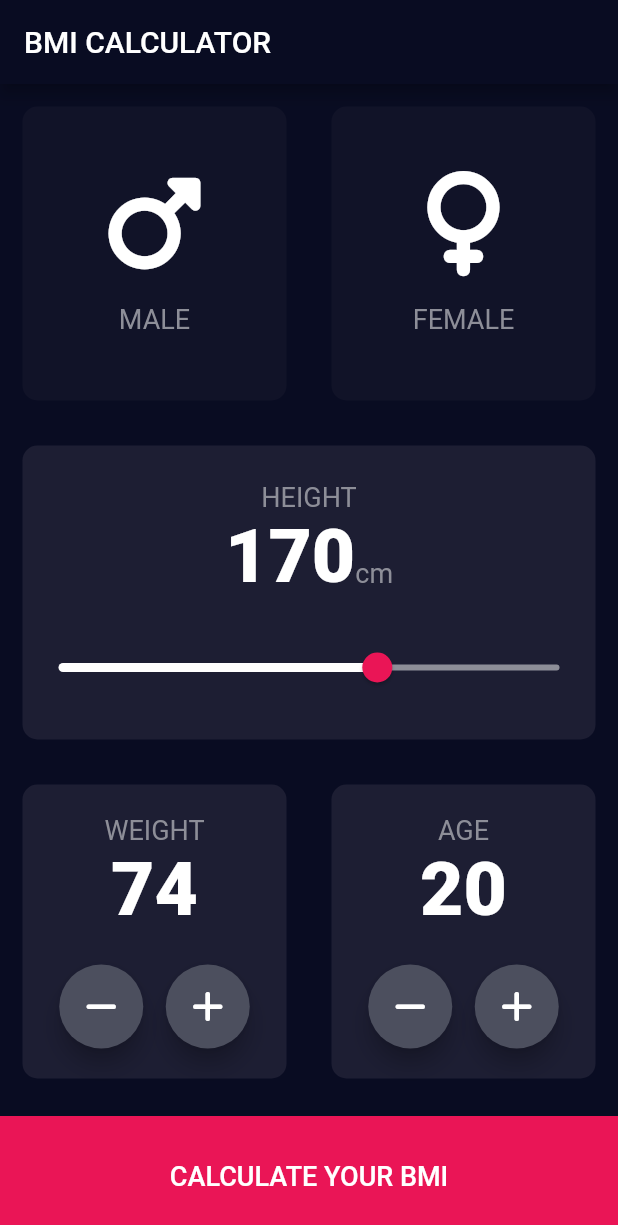
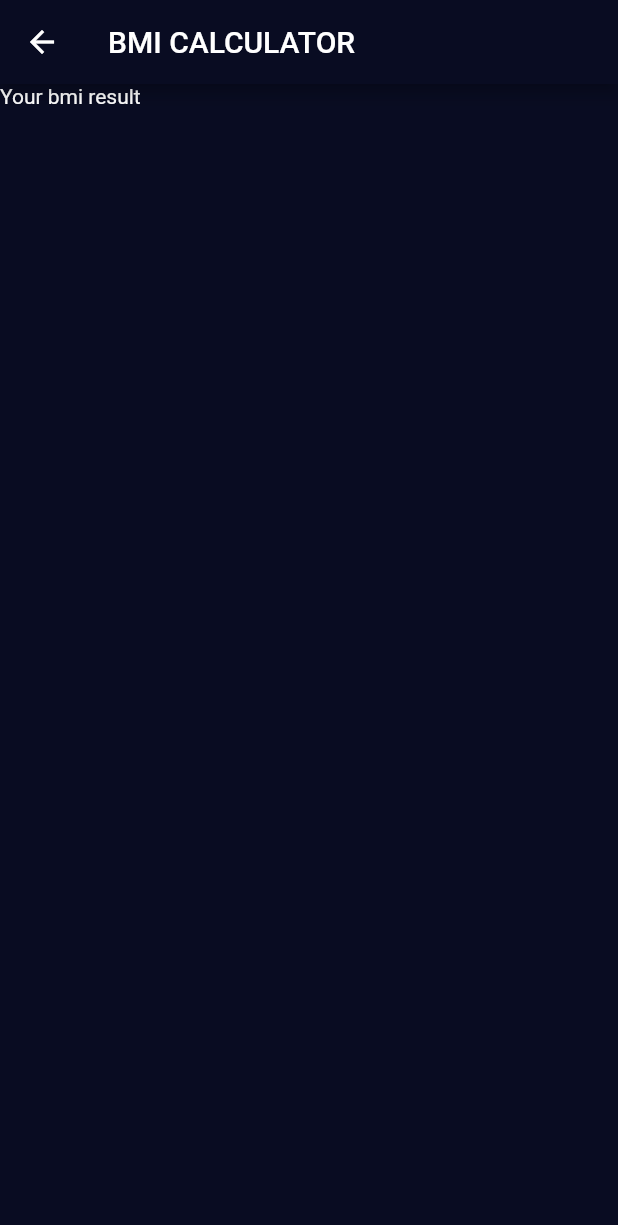
Before and after one commit to Flutter-Refs/bmi-calculator, a Flutter app: the screen it shows after launch, after a tap on "CALCULATE YOUR BMI", on a phone screen of 412 x 824 dp. Shown: the top 1225 px of the screen. Run offline on Flutter 3.47's test engine with Material 2 defaults, Android fonts, the phone set to English and light mode, and no system bars; our stand-ins replace font_awesome_flutter.

Commit message:
Added result page

```diff
--- a/lib/input_page.dart
+++ b/lib/input_page.dart
@@ -1,10 +1,10 @@
 // ignore_for_file: prefer_const_constructors, prefer_const_literals_to_create_immutables, must_be_immutable
 
-import 'package:bmi_calculator/circle_icon.dart';
 import 'package:bmi_calculator/constants.dart';
 import 'package:bmi_calculator/gender.dart';
 import 'package:bmi_calculator/gender_child_card.dart';
 import 'package:bmi_calculator/label_text.dart';
+import 'package:bmi_calculator/results_page.dart';
 import 'package:bmi_calculator/reusable_card.dart';
 import 'package:bmi_calculator/rounded_icon_button.dart';
 import 'package:flutter/material.dart';
@@ -43,7 +43,9 @@ class _InputPageState extends State<InputPage> {
                         selectedGender = Gender.male;
                       });
                     },
-                    colour: selectedGender == Gender.male ? kActiveCardColor : kInactiveCardColor,
+                    colour: selectedGender == Gender.male
+                        ? kActiveCardColor
+                        : kInactiveCardColor,
                     cardChild: GenderChildCard(
                       gender: Gender.male,
                     ),
@@ -56,7 +58,9 @@ class _InputPageState extends State<InputPage> {
                         selectedGender = Gender.female;
                       });
                     },
-                    colour: selectedGender == Gender.female ? kActiveCardColor : kInactiveCardColor,
+                    colour: selectedGender == Gender.female
+                        ? kActiveCardColor
+                        : kInactiveCardColor,
                     cardChild: GenderChildCard(
                       gender: Gender.female,
                     ),
@@ -212,17 +216,20 @@ class _InputPageState extends State<InputPage> {
             ),
           ),
           // Calculate BMI
-          Container(
-            color: kSecondaryColour,
-            width: double.infinity,
-            height: bottomContainerHeight,
-            margin: EdgeInsets.only(top: 10.0),
-            child: TextButton(
-              onPressed: () => {
-                setState(
-                  () => {},
-                )
-              },
+          GestureDetector(
+            onTap: () {
+              Navigator.push(
+                context,
+                MaterialPageRoute(
+                  builder: (context) => ResultsPage(),
+                ),
+              );
+            },
+            child: Container(
+              color: kSecondaryColour,
+              width: double.infinity,
+              height: bottomContainerHeight,
+              margin: EdgeInsets.only(top: 10.0),
               child: Center(
                 child: Text(
                   'CALCULATE YOUR BMI',
--- /dev/null
+++ b/lib/results_page.dart
@@ -0,0 +1,15 @@
+import 'package:flutter/material.dart';
+
+class ResultsPage extends StatelessWidget {
+  const ResultsPage({super.key});
+
+  @override
+  Widget build(BuildContext context) {
+    return Scaffold(
+        appBar: AppBar(
+          title: Text('BMI CALCULATOR'),
+        ),
+        body: Text('Your bmi result'),
+      );
+  }
+}
--- a/pubspec.yaml
+++ b/pubspec.yaml
@@ -23,6 +23,3 @@ dev_dependencies:
 
 flutter:
   uses-material-design: true
-
-  assets:
-    - lib/assets/images/
```
